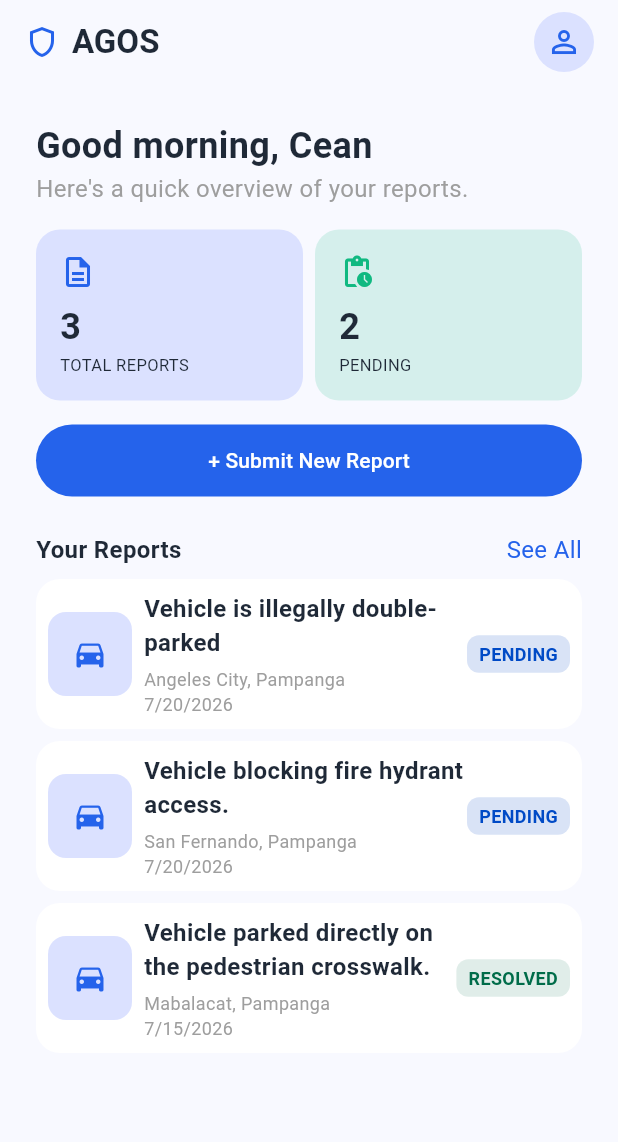
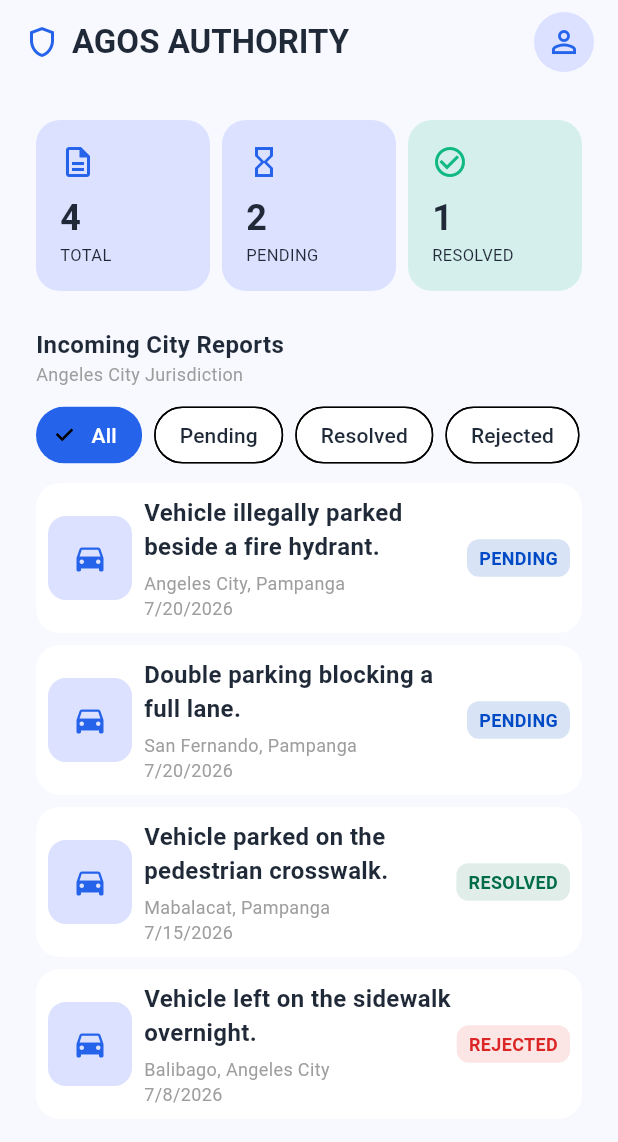
Before and after one commit to Siyanfr/Agos-App-Finals, a Flutter app: the screen it shows after launch, on a phone screen of 412 x 824 dp. Shown: the top 1142 px of the screen. Run offline on Flutter 3.47's test engine with Material 3 defaults, Android fonts, the phone set to English and light mode, and no system bars; our stand-ins replace device_preview, geolocator, image_picker.

Commit message:
Added Authority screens

```diff
--- a/lib/main.dart
+++ b/lib/main.dart
@@ -1,9 +1,15 @@
 import 'package:flutter/material.dart';
+import 'package:device_preview/device_preview.dart';
 import 'theme.dart';
-import 'screens/citizen/citizen_dashboard_screen.dart';
+import 'screens/authority/authority_dashboard_screen.dart';
 
 void main() {
-  runApp(const AgosApp());
+  runApp(
+    DevicePreview(
+      enabled: true,
+      builder: (context) => const AgosApp(),
+    ),
+  );
 }
 
 class AgosApp extends StatelessWidget {
@@ -14,8 +20,11 @@ class AgosApp extends StatelessWidget {
     return MaterialApp(
       title: 'AGOS',
       debugShowCheckedModeBanner: false,
+      useInheritedMediaQuery: true,
+      locale: DevicePreview.locale(context),
+      builder: DevicePreview.appBuilder,
       theme: appTheme,
-      home: const CitizenDashboardScreen(),
+      home: const AuthorityDashboardScreen(),
     );
   }
 }
--- a/lib/screens/authority/authority_dashboard_screen.dart
+++ b/lib/screens/authority/authority_dashboard_screen.dart
@@ -0,0 +1,171 @@
+import 'package:flutter/material.dart';
+import '../../models/report_model.dart';
+import '../../theme.dart';
+import '../../widgets/navigation_header.dart';
+import '../../widgets/report_card.dart';
+import '../../widgets/stat_summary_card.dart';
+import 'report_action_screen.dart';
+
+class AuthorityDashboardScreen extends StatefulWidget {
+  const AuthorityDashboardScreen({super.key});
+
+  @override
+  State<AuthorityDashboardScreen> createState() =>
+      _AuthorityDashboardScreenState();
+}
+
+class _AuthorityDashboardScreenState extends State<AuthorityDashboardScreen> {
+  String _selectedFilter = 'All';
+
+  // Placeholder data until Firestore is wired in.
+  List<Report> get _placeholderReports => [
+        Report(
+          id: 'RPT-2026-07-8921',
+          reporterId: 'citizen1',
+          description: 'Vehicle illegally parked beside a fire hydrant.',
+          locationName: 'Angeles City, Pampanga',
+          timestamp: DateTime(2026, 7, 20, 9, 45),
+          status: 'Pending',
+        ),
+        Report(
+          id: 'RPT-2026-07-8922',
+          reporterId: 'citizen1',
+          description: 'Double parking blocking a full lane.',
+          locationName: 'San Fernando, Pampanga',
+          timestamp: DateTime(2026, 7, 20, 10, 0),
+          status: 'Pending',
+        ),
+        Report(
+          id: 'RPT-2026-07-8923',
+          reporterId: 'citizen2',
+          description: 'Vehicle parked on the pedestrian crosswalk.',
+          locationName: 'Mabalacat, Pampanga',
+          timestamp: DateTime(2026, 7, 15, 14, 0),
+          status: 'Resolved',
+        ),
+        Report(
+          id: 'RPT-2026-07-8924',
+          reporterId: 'citizen2',
+          description: 'Vehicle left on the sidewalk overnight.',
+          locationName: 'Balibago, Angeles City',
+          timestamp: DateTime(2026, 7, 8, 8, 0),
+          status: 'Rejected',
+        ),
+      ];
+
+  List<Report> get _filteredReports {
+    final all = _placeholderReports;
+    if (_selectedFilter == 'All') return all;
+    return all.where((r) => r.status == _selectedFilter).toList();
+  }
+
+  Widget _filterChip(String label) {
+    final isSelected = _selectedFilter == label;
+    return Padding(
+      padding: const EdgeInsets.only(right: AppSpacing.sm),
+      child: ChoiceChip(
+        label: Text(label),
+        selected: isSelected,
+        onSelected: (_) => setState(() => _selectedFilter = label),
+        selectedColor: AppColors.primary,
+        labelStyle: TextStyle(
+          color: isSelected ? AppColors.onPrimary : AppColors.onSurface,
+        ),
+        backgroundColor: AppColors.surface,
+        shape: RoundedRectangleBorder(
+          borderRadius: BorderRadius.circular(AppRadius.pill),
+        ),
+      ),
+    );
+  }
+
+  @override
+  Widget build(BuildContext context) {
+    final reports = _placeholderReports;
+    final pendingCount = reports.where((r) => r.status == 'Pending').length;
+    final resolvedCount = reports.where((r) => r.status == 'Resolved').length;
+
+    return Scaffold(
+      appBar: NavigationHeader(
+        title: 'AGOS AUTHORITY',
+        showBrandIcon: true,
+        actions: [
+          Padding(
+            padding: const EdgeInsets.only(right: AppSpacing.md),
+            child: CircleAvatar(
+              backgroundColor: AppColors.surfaceTint,
+              child: const Icon(Icons.person_outline, color: AppColors.primary),
+            ),
+          ),
+        ],
+      ),
+      body: SafeArea(
+        child: ListView(
+          padding: const EdgeInsets.all(AppSpacing.lg),
+          children: [
+            Row(
+              children: [
+                StatSummaryCard(
+                  label: 'Total',
+                  count: reports.length,
+                  icon: Icons.description_outlined,
+                ),
+                const SizedBox(width: AppSpacing.sm),
+                StatSummaryCard(
+                  label: 'Pending',
+                  count: pendingCount,
+                  icon: Icons.hourglass_empty,
+                ),
+                const SizedBox(width: AppSpacing.sm),
+                StatSummaryCard(
+                  label: 'Resolved',
+                  count: resolvedCount,
+                  icon: Icons.check_circle_outline,
+                  highlighted: true,
+                ),
+              ],
+            ),
+            const SizedBox(height: AppSpacing.lg),
+            const Text(
+              'Incoming City Reports',
+              style: TextStyle(fontWeight: FontWeight.bold, fontSize: 16),
+            ),
+            const Text(
+              'Angeles City Jurisdiction',
+              style: TextStyle(fontSize: 12, color: Colors.grey),
+            ),
+            const SizedBox(height: AppSpacing.sm),
+            SingleChildScrollView(
+              scrollDirection: Axis.horizontal,
+              child: Row(
+                children: [
+                  _filterChip('All'),
+                  _filterChip('Pending'),
+                  _filterChip('Resolved'),
+                  _filterChip('Rejected'),
+                ],
+              ),
+            ),
+            const SizedBox(height: AppSpacing.sm),
+            ..._filteredReports.map(
+              (report) => ReportCard(
+                reportTitle: report.description.split(',').first,
+                status: report.status,
+                date:
+                    '${report.timestamp.month}/${report.timestamp.day}/${report.timestamp.year}',
+                location: report.locationName,
+                onTap: () {
+                  Navigator.of(context).push(
+                    MaterialPageRoute(
+                      builder: (context) => ReportActionScreen(report: report),
+                    ),
+                  );
+                },
+              ),
+            ),
+          ],
+        ),
+      ),
+    );
+  }
+}
```
Also changed, not shown: lib/screens/authority/report_action_screen.dart (+144 -0 lines), lib/widgets/photo_evidence_viewer.dart (+63 -0 lines).
